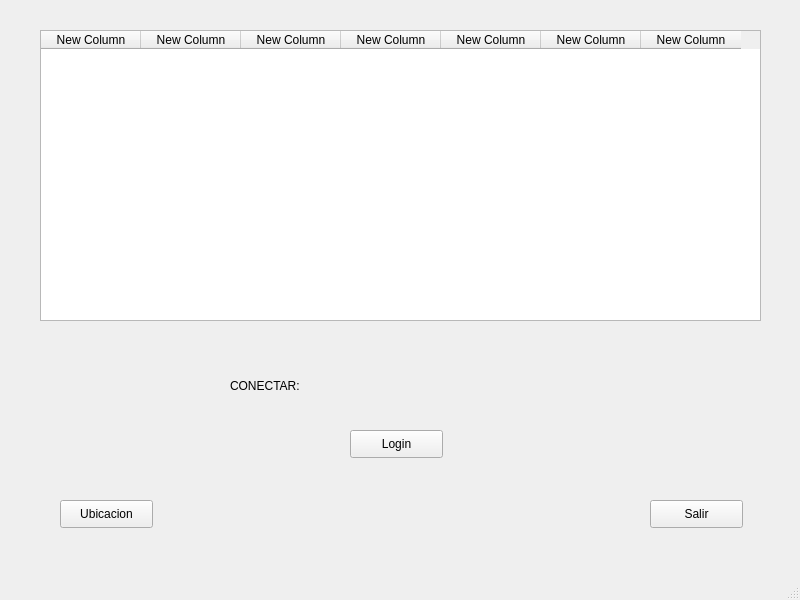
This is Restaurante/mainwindow.ui in kpzaolod6000/HELLOWORLD as Qt 5 draws it before an edit. The edited form follows.
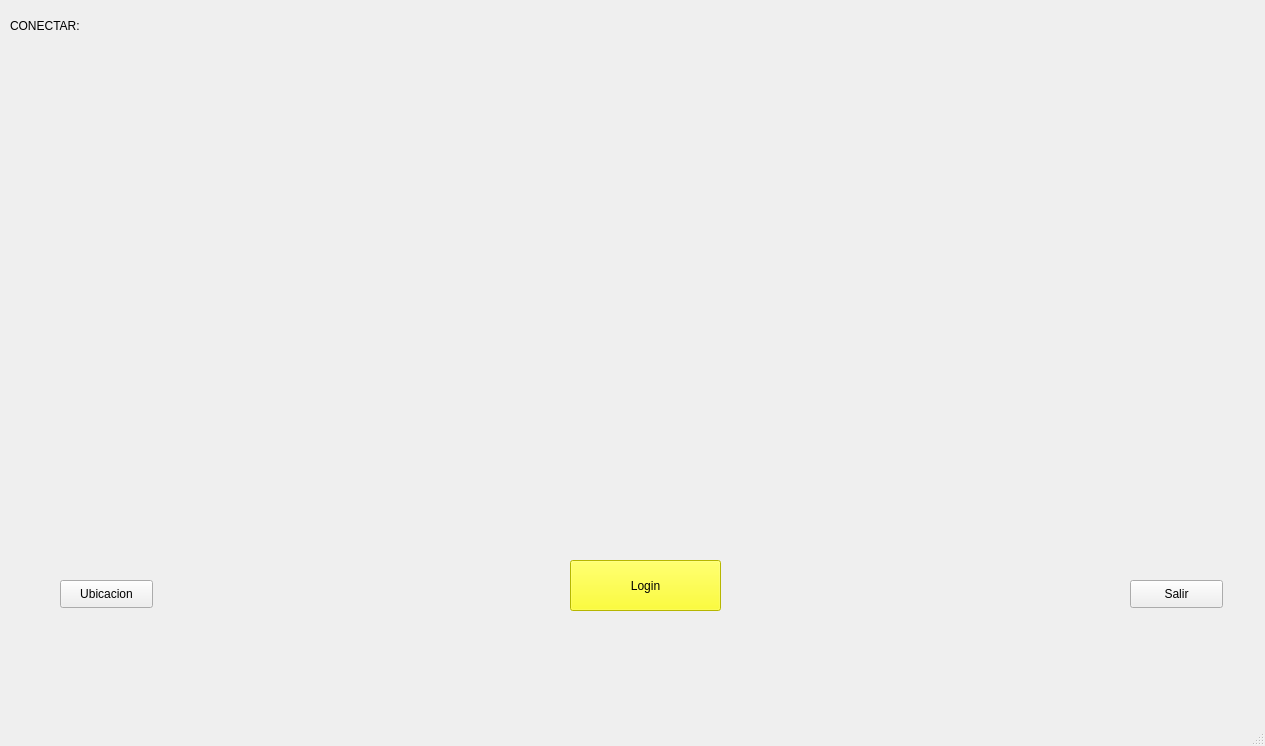
This is the edited form. Icons and pictures are not drawn.

```diff
--- a/Restaurante/mainwindow.ui
+++ b/Restaurante/mainwindow.ui
@@ -6,23 +6,29 @@
    <rect>
     <x>0</x>
     <y>0</y>
-    <width>800</width>
-    <height>600</height>
+    <width>1265</width>
+    <height>746</height>
    </rect>
   </property>
   <property name="windowTitle">
    <string>MainWindow</string>
   </property>
+  <property name="styleSheet">
+   <string notr="true">background-image: url(:/image/elegante.jpg);</string>
+  </property>
   <widget class="QWidget" name="centralwidget">
    <widget class="QPushButton" name="pushButton">
     <property name="geometry">
      <rect>
       <x>60</x>
-      <y>500</y>
+      <y>580</y>
       <width>93</width>
       <height>28</height>
      </rect>
     </property>
+    <property name="styleSheet">
+     <string notr="true">background-image: url(rgb(255, 255, 255));</string>
+    </property>
     <property name="text">
      <string>Ubicacion</string>
     </property>
@@ -30,12 +36,15 @@
    <widget class="QPushButton" name="pushButton_login">
     <property name="geometry">
      <rect>
-      <x>350</x>
-      <y>430</y>
-      <width>93</width>
-      <height>28</height>
+      <x>570</x>
+      <y>560</y>
+      <width>151</width>
+      <height>51</height>
      </rect>
     </property>
+    <property name="styleSheet">
+     <string notr="true">background:rgb(255, 255, 0)</string>
+    </property>
     <property name="text">
      <string>Login</string>
     </property>
@@ -43,12 +52,15 @@
    <widget class="QPushButton" name="pushButton_3">
     <property name="geometry">
      <rect>
-      <x>650</x>
-      <y>500</y>
+      <x>1130</x>
+      <y>580</y>
       <width>93</width>
       <height>28</height>
      </rect>
     </property>
+    <property name="styleSheet">
+     <string notr="true">background-image: url(rgb(255, 255, 255));</string>
+    </property>
     <property name="text">
      <string>Salir</string>
     </property>
@@ -56,8 +68,8 @@
    <widget class="QLabel" name="label">
     <property name="geometry">
      <rect>
-      <x>350</x>
-      <y>360</y>
+      <x>90</x>
+      <y>10</y>
       <width>101</width>
       <height>31</height>
      </rect>
@@ -69,8 +81,8 @@
    <widget class="QLabel" name="label_2">
     <property name="geometry">
      <rect>
-      <x>230</x>
-      <y>370</y>
+      <x>10</x>
+      <y>10</y>
       <width>101</width>
       <height>31</height>
      </rect>
@@ -79,51 +91,6 @@
      <string>CONECTAR:</string>
     </property>
    </widget>
-   <widget class="QTableWidget" name="tableWidget">
-    <property name="geometry">
-     <rect>
-      <x>40</x>
-      <y>30</y>
-      <width>721</width>
-      <height>291</height>
-     </rect>
-    </property>
-    <column>
-     <property name="text">
-      <string>New Column</string>
-     </property>
-    </column>
-    <column>
-     <property name="text">
-      <string>New Column</string>
-     </property>
-    </column>
-    <column>
-     <property name="text">
-      <string>New Column</string>
-     </property>
-    </column>
-    <column>
-     <property name="text">
-      <string>New Column</string>
-     </property>
-    </column>
-    <column>
-     <property name="text">
-      <string>New Column</string>
-     </property>
-    </column>
-    <column>
-     <property name="text">
-      <string>New Column</string>
-     </property>
-    </column>
-    <column>
-     <property name="text">
-      <string>New Column</string>
-     </property>
-    </column>
-   </widget>
   </widget>
   <widget class="QMenuBar" name="menubar">
    <property name="geometry">
```
Left out of the diff: 4 changed lines with no effect on the pictures.
